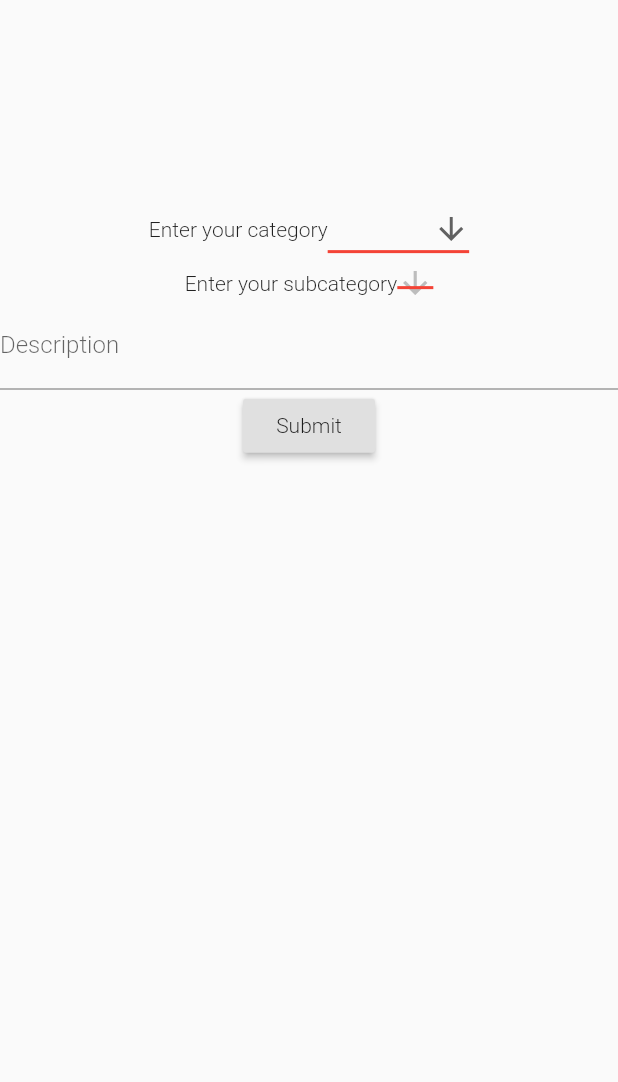
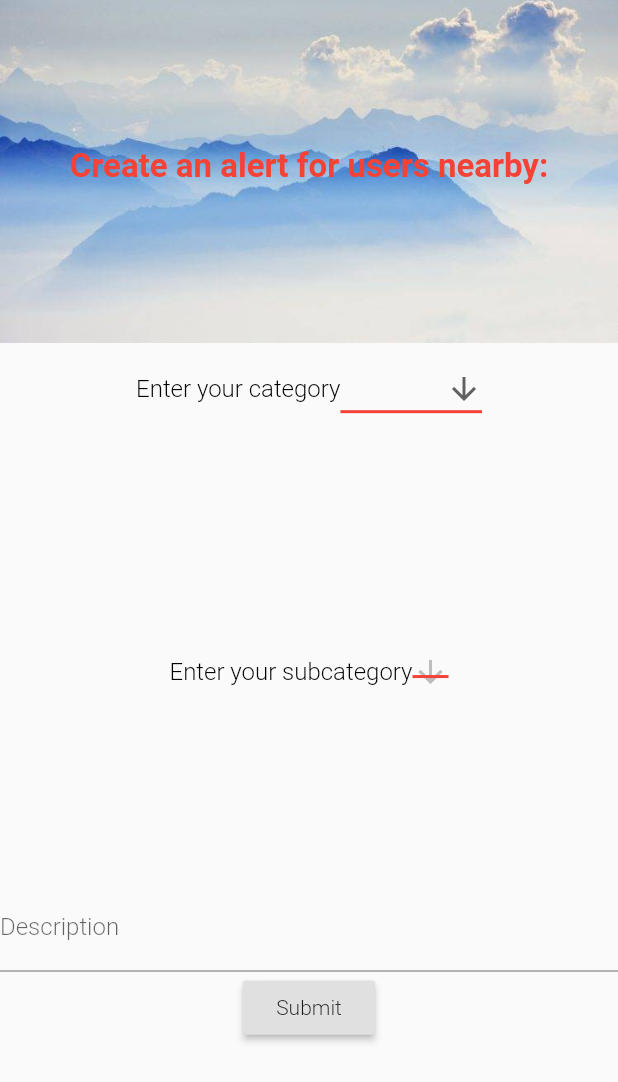
Before and after one commit to RaphaelChevallier/Flare-Hackathon, a Flutter app: the RequestWidget screen opened directly, on a phone screen of 412 x 824 dp. Shown: the top 1082 px of the screen. Run offline on Flutter 3.47's test engine with Material 2 defaults, Android fonts, the phone set to English and light mode, and no system bars; our stand-ins replace firebase_core, firebase_database, geolocator, google_maps_flutter, permission_handler; accounts and stored records are empty.

Commit message:
Requests formatting

```diff
--- a/good_neighbors/lib/requests.dart
+++ b/good_neighbors/lib/requests.dart
@@ -195,17 +195,48 @@ void createRequest(category, description, latitude, longitude){
   );
   }
 
+  Widget _buildCoverImage(Size screenSize){
+    return Container(
+      height: screenSize.height/3.6,
+      decoration:BoxDecoration(
+        image:DecorationImage(
+          image: AssetImage ('assets/images/cover.jpeg'),
+          fit: BoxFit.cover,
+        ),
+      ),
+    );
+  }
+
+
+
   @override
   Widget build (BuildContext context){
     Size screenSize = MediaQuery.of(context).size;
+    TextStyle _rewardTextStyle = TextStyle(
+      fontFamily: 'Roboto',
+      color: Colors.red,
+      fontSize: 22.0,
+      fontWeight: FontWeight.w800,
+    );
+    TextStyle _labelTextStyle = TextStyle(
+      fontFamily: 'Roboto',
+      color: Colors.black,
+      fontSize: 16.0,
+      fontWeight: FontWeight.w400,
+    );
     return Scaffold(
       body: Stack(
         children:<Widget>[
+          _buildCoverImage(screenSize ),
           SafeArea(
             child: SingleChildScrollView(
               child: Column(
                 children: <Widget>[
-                  SizedBox(height: screenSize.height / 6.4),
+                  SizedBox(height: screenSize.height / 8.4),
+
+                  Text("Create an alert for users nearby:",
+                   style: _rewardTextStyle,),
+                  SizedBox(height: screenSize.height / 7.4),
 
                   //MAIN CATEGORY SELECTION
                   Row(
@@ -213,11 +244,12 @@ void createRequest(category, description, latitude, longitude){
                     children: <Widget>[
                       Text(
                         "Enter your category",
-                        textAlign: TextAlign.center,
+                        style: _labelTextStyle,
                       ),
                      _buildCategory(),
                      ],
                   ),
+                  SizedBox(height: screenSize.height / 5.4),
 
                   //SUBCATEGORY SELECTION
                   Row(
@@ -225,12 +257,13 @@ void createRequest(category, description, latitude, longitude){
                     children: <Widget>[
                       Text(
                         "Enter your subcategory",
-                        textAlign: TextAlign.center,
+                        style: _labelTextStyle
                       ),
                      _buildSubCategory(),
                      ],
 
                    ),
+                   SizedBox(height: screenSize.height / 6.4),
 
                    //SUBMIT BUTTON
                    _buildDescription(),
--- a/good_neighbors/lib/rewards.dart
+++ b/good_neighbors/lib/rewards.dart
@@ -64,14 +64,7 @@ class Rewards extends StatelessWidget {
     );
    }
 
-   Widget _buildSeparator(Size screenSize) {
-    return Container(
-      width: screenSize.width / 1.6,
-      height: 2.0,
-      color: Colors.black54,
-      margin: EdgeInsets.only(top: 4.0),
-    );
-  }
+
 
   Widget _buildStatContainer(String rewardName,String rewardImgURL,int rewardPoints) {
     return Container(
```
